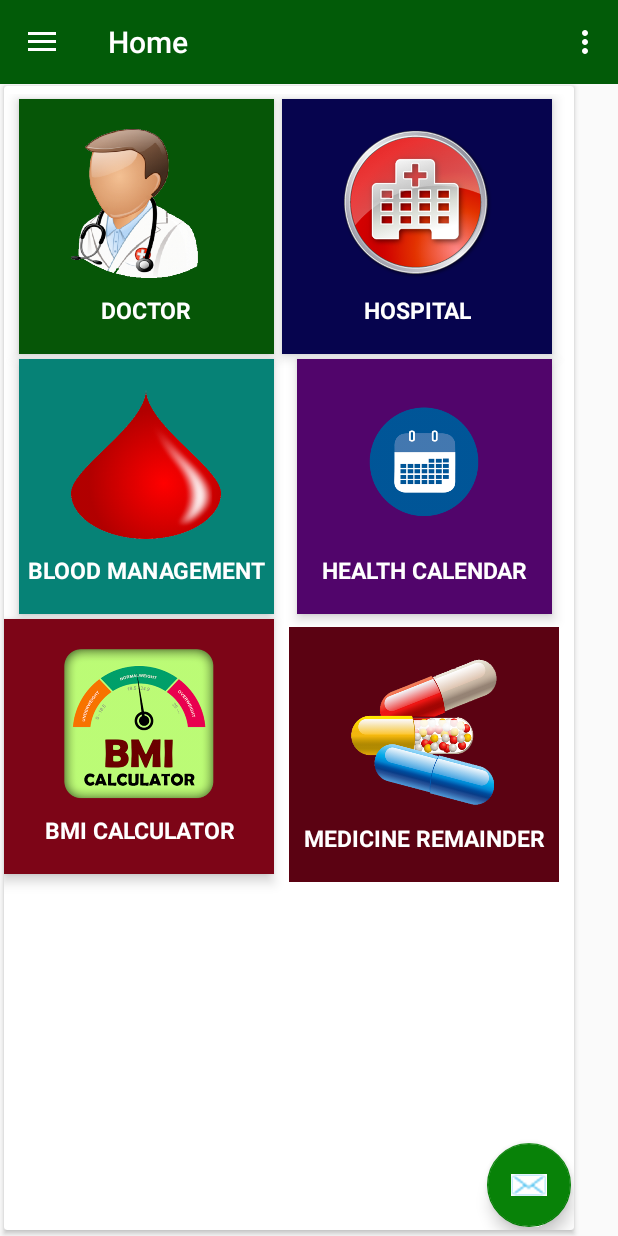
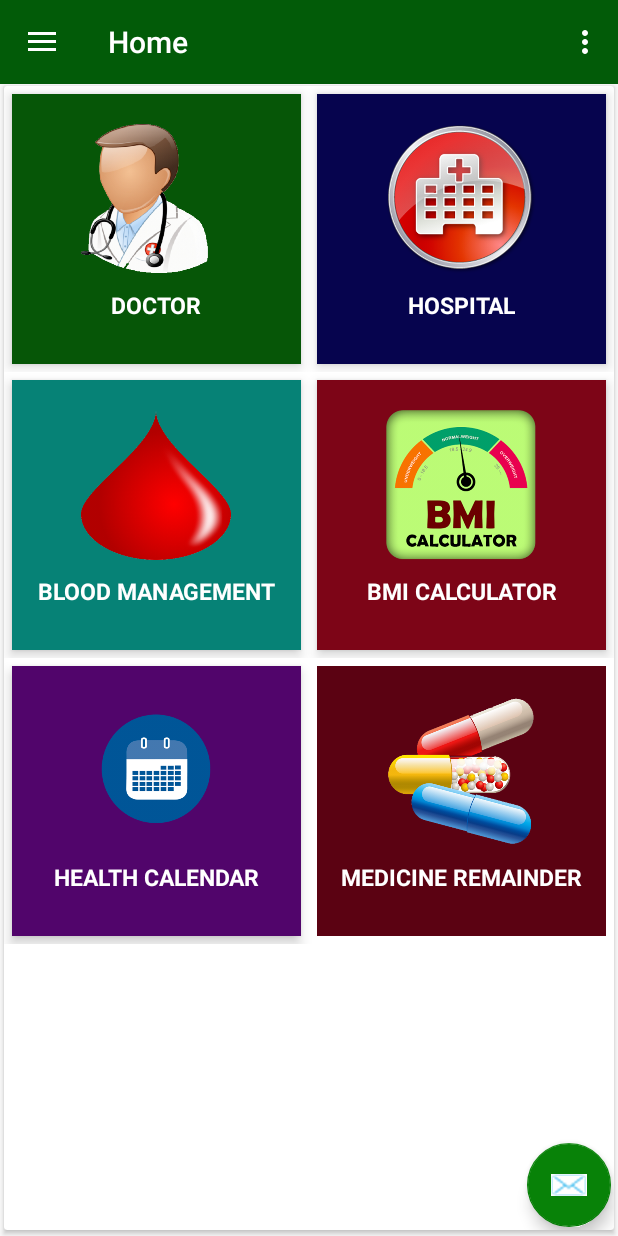
Before and after one commit to adhikaritoban/FindYourDoctor, an Android app: the MainActivity screen opened directly, with no data from a screen before it, on a phone screen of 412 x 824 dp. Run offline under Robolectric (Android 15) with nearby library versions, the phone set to English and light mode, and no system bars; libraries missing offline, so code that uses them is left out: com.facebook, com.facebook.login; pictures from the network do not load.

Commit message:
design maintain

```diff
--- a/app/src/main/res/layout/activity_main.xml
+++ b/app/src/main/res/layout/activity_main.xml
@@ -1,15 +1,15 @@
 <?xml version="1.0" encoding="utf-8"?>
 <RelativeLayout xmlns:android="http://schemas.android.com/apk/res/android"
+    android:id="@+id/relativeLayout_home_logout"
+    android:layout_width="match_parent"
+    android:layout_height="match_parent">
+
+    <android.support.v4.widget.DrawerLayout xmlns:android="http://schemas.android.com/apk/res/android"
+        xmlns:app="http://schemas.android.com/apk/res-auto"
+        xmlns:tools="http://schemas.android.com/tools"
+        android:id="@+id/drawer_layout"
         android:layout_width="match_parent"
         android:layout_height="match_parent"
-    android:id="@+id/relativeLayout_home_logout">
-    <android.support.v4.widget.DrawerLayout
-        xmlns:android="http://schemas.android.com/apk/res/android"
-        xmlns:tools="http://schemas.android.com/tools"
-        xmlns:app="http://schemas.android.com/apk/res-auto"
-        android:layout_width="match_parent"
-        android:layout_height="match_parent"
-        android:id="@+id/drawer_layout"
         tools:context="com.example.lekhn.findyourdoctor.MainActivity">
 
         <FrameLayout
@@ -17,35 +17,38 @@
             android:layout_height="match_parent">
 
             <include
-                android:layout_height="wrap_content"
+                layout="@layout/toolbar_layout"
                 android:layout_width="match_parent"
-                layout="@layout/toolbar_layout" />
+                android:layout_height="wrap_content" />
 
             <android.support.v7.widget.CardView
-                android:layout_height="match_parent"
-                android:layout_width="wrap_content"
                 android:id="@+id/card_view"
-                app:cardUseCompatPadding="true"
-                app:cardElevation="2dp"
-                android:layout_marginTop="53dp">
-
-                <RelativeLayout
                 android:layout_width="match_parent"
                 android:layout_height="match_parent"
-                    android:id="@+id/relativeLayout_home"
-                    android:layout_marginTop="5dp">
+                android:layout_marginTop="53dp"
+                app:cardElevation="2dp"
+                app:cardUseCompatPadding="true">
 
                 <LinearLayout
-                        android:layout_width="170dp"
-                        android:layout_height="170dp"
-                        android:orientation="vertical"
+                    android:layout_width="match_parent"
+                    android:layout_height="match_parent"
+                    android:orientation="vertical">
+
+                    <LinearLayout
+                        android:id="@+id/relativeLayout_home"
+                        android:layout_width="match_parent"
+                        android:layout_height="wrap_content"
+                        android:orientation="horizontal">
+
+                        <LinearLayout
                             android:id="@+id/doctor_card"
-                        android:layout_marginLeft="10dp"
-                        android:layout_marginTop="3dp"
-                        android:layout_marginRight="5dp"
-                        android:layout_marginBottom="3dp"
+                            android:layout_width="0dp"
+                            android:layout_height="180dp"
+                            android:layout_margin="5dp"
+                            android:layout_weight="1"
                             android:background="#065607"
-                        android:elevation="5dp">
+                            android:elevation="5dp"
+                            android:orientation="vertical">
 
                             <ImageView
                                 android:id="@+id/doctor_image"
@@ -68,182 +71,192 @@
                                 android:textStyle="bold" />
 
                         </LinearLayout>
+
                         <LinearLayout
-                        android:layout_width="180dp"
-                        android:layout_height="170dp"
-                        android:orientation="vertical"
                             android:id="@+id/hospital_card"
-                        android:layout_marginTop="3dp"
-                        android:layout_marginRight="10dp"
-                        android:layout_marginBottom="3dp"
+                            android:layout_width="0dp"
+                            android:layout_height="180dp"
+                            android:layout_margin="5dp"
+                            android:layout_weight="1"
                             android:background="#06044e"
                             android:elevation="5dp"
-                        android:layout_toEndOf="@+id/doctor_card">
+                            android:orientation="vertical">
 
                             <ImageView
                                 android:layout_width="100dp"
                                 android:layout_height="100dp"
+                                android:layout_gravity="center_horizontal"
                                 android:layout_marginTop="20dp"
-                            android:layout_gravity="center_horizontal"
-                            android:src="@drawable/hospital_card"
-                            />
+                                android:src="@drawable/hospital_card" />
+
                             <TextView
                                 android:layout_width="wrap_content"
                                 android:layout_height="wrap_content"
+                                android:layout_gravity="center_horizontal"
+                                android:layout_marginTop="10dp"
                                 android:text="HOSPITAL"
+                                android:textAlignment="center"
                                 android:textColor="#ffffff"
-                            android:textAlignment="center"
                                 android:textSize="15sp"
-                            android:layout_marginTop="10dp"
-                            android:textStyle="bold"
-                            android:layout_gravity="center_horizontal"/>
+                                android:textStyle="bold" />
 
                         </LinearLayout>
+
+                    </LinearLayout>
+
                     <LinearLayout
-                        android:layout_width="170dp"
-                        android:layout_height="170dp"
-                        android:orientation="vertical"
+                        android:id="@+id/relative_home"
+                        android:layout_width="match_parent"
+                        android:layout_height="wrap_content"
+                        android:orientation="horizontal">
+
+                        <LinearLayout
                             android:id="@+id/blood_card"
-                        android:layout_marginLeft="10dp"
-                        android:layout_marginRight="5dp"
-                        android:layout_marginBottom="3dp"
-                        android:layout_below="@+id/doctor_card"
+                            android:layout_width="0dp"
+                            android:layout_height="180dp"
+                            android:layout_margin="5dp"
+                            android:layout_weight="1"
                             android:background="#068276"
-                        android:elevation="5dp">
+                            android:elevation="5dp"
+                            android:orientation="vertical">
 
                             <ImageView
                                 android:layout_width="100dp"
                                 android:layout_height="100dp"
                                 android:layout_gravity="center"
                                 android:layout_marginTop="20dp"
-                            android:src="@drawable/blood_card"
-                            />
+                                android:src="@drawable/blood_card" />
+
                             <TextView
                                 android:layout_width="wrap_content"
                                 android:layout_height="wrap_content"
+                                android:layout_gravity="center_horizontal"
+                                android:layout_marginTop="10dp"
                                 android:text="BLOOD MANAGEMENT"
+                                android:textAlignment="center"
                                 android:textColor="#ffffff"
-                            android:textAlignment="center"
                                 android:textSize="15sp"
-                            android:layout_marginTop="10dp"
-                            android:textStyle="bold"
-                            android:layout_gravity="center_horizontal"/>
+                                android:textStyle="bold" />
 
                         </LinearLayout>
 
                         <LinearLayout
-                        android:layout_width="180dp"
-                        android:layout_height="170dp"
-                        android:orientation="vertical"
                             android:id="@+id/bmi_card"
-                        android:layout_below="@+id/blood_card"
-                        android:layout_marginRight="10dp"
+                            android:layout_width="0dp"
+                            android:layout_height="180dp"
+                            android:layout_margin="5dp"
+                            android:layout_weight="1"
                             android:background="#7d0517"
-                        android:elevation="5dp">
+                            android:elevation="5dp"
+                            android:orientation="vertical">
 
                             <ImageView
                                 android:layout_width="100dp"
                                 android:layout_height="100dp"
                                 android:layout_gravity="center"
                                 android:layout_marginTop="20dp"
-                            android:src="@drawable/bmi_card"
-                            />
+                                android:src="@drawable/bmi_card" />
+
                             <TextView
                                 android:layout_width="wrap_content"
                                 android:layout_height="wrap_content"
+                                android:layout_gravity="center_horizontal"
+                                android:layout_marginTop="10dp"
                                 android:text="BMI CALCULATOR"
+                                android:textAlignment="center"
                                 android:textColor="#ffffff"
-                            android:textAlignment="center"
                                 android:textSize="15sp"
-                            android:layout_marginTop="10dp"
-                            android:textStyle="bold"
-                            android:layout_gravity="center_horizontal"/>
+                                android:textStyle="bold" />
+
+                        </LinearLayout>
 
                     </LinearLayout>
 
                     <LinearLayout
-                        android:layout_width="170dp"
-                        android:layout_height="170dp"
-                        android:orientation="vertical"
+                        android:layout_width="match_parent"
+                        android:layout_height="wrap_content"
+                        android:orientation="horizontal">
+
+                        <LinearLayout
                             android:id="@+id/calendar_card"
-                        android:layout_marginLeft="10dp"
-                        android:layout_marginRight="5dp"
-                        android:layout_marginBottom="5dp"
-                        android:layout_below="@+id/hospital_card"
-                        android:layout_toRightOf="@+id/blood_card"
+                            android:layout_width="0dp"
+                            android:layout_height="180dp"
+                            android:layout_margin="5dp"
+                            android:layout_weight="1"
                             android:background="#51056b"
-                        android:elevation="5dp">
+                            android:elevation="5dp"
+                            android:orientation="vertical">
 
                             <ImageView
                                 android:layout_width="100dp"
                                 android:layout_height="100dp"
                                 android:layout_gravity="center"
                                 android:layout_marginTop="20dp"
-                            android:src="@drawable/calender_card"
-                            />
+                                android:src="@drawable/calender_card" />
+
                             <TextView
                                 android:layout_width="wrap_content"
                                 android:layout_height="wrap_content"
+                                android:layout_gravity="center_horizontal"
+                                android:layout_marginTop="10dp"
                                 android:text="HEALTH CALENDAR"
+                                android:textAlignment="center"
                                 android:textColor="#ffffff"
-                            android:textAlignment="center"
                                 android:textSize="15sp"
-                            android:layout_marginTop="10dp"
-                            android:textStyle="bold"
-                            android:layout_gravity="center_horizontal"/>
+                                android:textStyle="bold" />
 
                         </LinearLayout>
 
                         <LinearLayout
-                        android:layout_width="180dp"
-                        android:layout_height="170dp"
-                        android:orientation="vertical"
                             android:id="@+id/pill_card"
-                        android:layout_marginTop="3dp"
-                        android:layout_marginRight="10dp"
-                        android:layout_marginBottom="5dp"
-                        android:layout_below="@+id/calendar_card"
-                        android:layout_toRightOf="@+id/bmi_card"
-                        android:background="#5b0212">
+                            android:layout_width="0dp"
+                            android:layout_height="180dp"
+                            android:layout_margin="5dp"
+                            android:layout_weight="1"
+                            android:background="#5b0212"
+                            android:orientation="vertical">
 
                             <ImageView
                                 android:layout_width="100dp"
                                 android:layout_height="100dp"
                                 android:layout_gravity="center"
                                 android:layout_marginTop="20dp"
-                            android:src="@drawable/pill_card"
-                            />
+                                android:src="@drawable/pill_card" />
+
                             <TextView
                                 android:layout_width="wrap_content"
                                 android:layout_height="wrap_content"
+                                android:layout_gravity="center_horizontal"
+                                android:layout_marginTop="10dp"
                                 android:text="MEDICINE REMAINDER"
+                                android:textAlignment="center"
                                 android:textColor="#ffffff"
-                            android:textAlignment="center"
                                 android:textSize="15sp"
-                            android:layout_marginTop="10dp"
-                            android:textStyle="bold"
-                            android:layout_gravity="center_horizontal"/>
+                                android:textStyle="bold" />
 
                         </LinearLayout>
-                </RelativeLayout>
+                    </LinearLayout>
+
+                </LinearLayout>
+
                 <android.support.design.widget.FloatingActionButton
+                    android:id="@+id/fab"
                     android:layout_width="wrap_content"
                     android:layout_height="wrap_content"
                     android:layout_gravity="bottom|end"
                     android:layout_margin="@dimen/cardview_default_elevation"
+                    android:src="@drawable/button"
                     app:backgroundTint="#088208"
-                    app:fabSize="auto"
-                    android:src="@drawable/button"
-                    android:id="@+id/fab"/>
+                    app:fabSize="auto" />
             </android.support.v7.widget.CardView>
         </FrameLayout>
+
         <android.support.design.widget.NavigationView
+            android:id="@+id/navigation_view"
             android:layout_width="match_parent"
             android:layout_height="wrap_content"
-            android:id="@+id/navigation_view"
             android:layout_gravity="start"
-            app:menu="@menu/drawer_menu"
-            app:headerLayout="@layout/navigation_drawer_header">
-        </android.support.design.widget.NavigationView>
+            app:headerLayout="@layout/navigation_drawer_header"
+            app:menu="@menu/drawer_menu"></android.support.design.widget.NavigationView>
     </android.support.v4.widget.DrawerLayout>
 </RelativeLayout>
```
Lines whose indentation alone changed are shown as unchanged.
